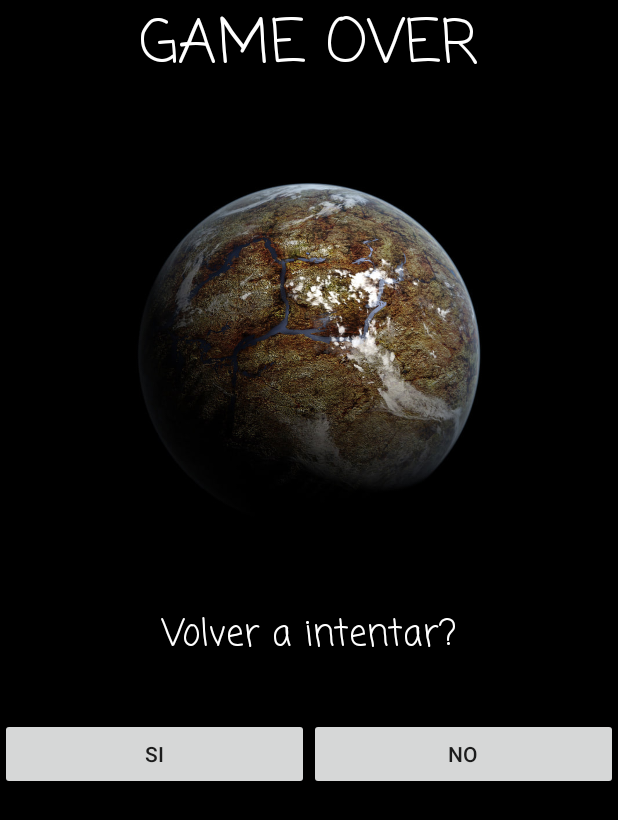
After one commit to lilianaruva/Reciclaje_PMA, an Android app: the GameOverActivity screen opened directly, with no data from a screen before it, on a phone screen of 412 x 824 dp. The commit adds this screen. Shown: the top 820 px of the screen. Run offline under Robolectric (Android 15) with nearby library versions, the phone set to English and light mode, and no system bars.

Commit message:
Continue
Se agrego la opción de continuar y el screen de game over

```diff
--- a/MyApplication/app/src/main/AndroidManifest.xml
+++ b/MyApplication/app/src/main/AndroidManifest.xml
@@ -9,6 +9,7 @@
         android:roundIcon="@mipmap/ic_launcher_round"
         android:supportsRtl="true"
         android:theme="@style/AppTheme">
+        <activity android:name=".GameOverActivity"></activity>
         <activity android:name=".SplashActivity">
             <intent-filter>
                 <action android:name="android.intent.action.MAIN" />
--- /dev/null
+++ b/MyApplication/app/src/main/java/c15130700/a2019/itl/myapplication/GameOverActivity.java
@@ -0,0 +1,25 @@
+package c15130700.a2019.itl.myapplication;
+
+import android.content.Intent;
+import android.support.v7.app.AppCompatActivity;
+import android.os.Bundle;
+import android.view.View;
+
+public class GameOverActivity extends AppCompatActivity {
+
+    @Override
+    protected void onCreate(Bundle savedInstanceState) {
+        super.onCreate(savedInstanceState);
+        setContentView(R.layout.activity_game_over);
+    }
+
+    public void onClickYes(View view){
+        Singleton.getInstance().setResponse(true);
+        finish();
+    }
+
+    public void onClickNo(View view){
+        Singleton.getInstance().setResponse(false);
+        finish();
+    }
+}
--- /dev/null
+++ b/MyApplication/app/src/main/res/layout/activity_game_over.xml
@@ -0,0 +1,58 @@
+<?xml version="1.0" encoding="utf-8"?>
+<LinearLayout xmlns:android="http://schemas.android.com/apk/res/android"
+    xmlns:app="http://schemas.android.com/apk/res-auto"
+    xmlns:tools="http://schemas.android.com/tools"
+    android:orientation="vertical"
+    android:layout_width="match_parent"
+    android:layout_height="match_parent"
+    android:background="#000000"
+    tools:context=".GameOverActivity">
+
+    <TextView
+        android:id="@+id/textView"
+        android:layout_width="match_parent"
+        android:layout_height="wrap_content"
+        android:text="GAME OVER"
+        android:textAlignment="center"
+        android:fontFamily="casual"
+        android:textSize="40sp"
+        android:textColor="#FFFFFF"/>
+
+    <ImageView
+        android:id="@+id/imageView2"
+        android:layout_width="match_parent"
+        android:layout_height="343dp"
+        app:srcCompat="@drawable/gameover1" />
+
+    <TextView
+        android:id="@+id/textView2"
+        android:layout_width="match_parent"
+        android:layout_height="wrap_content"
+        android:text="Volver a intentar?\n"
+        android:textAlignment="center"
+        android:fontFamily="casual"
+        android:textSize="24sp"
+        android:textColor="#FFFFFF"/>
+
+    <LinearLayout
+        android:layout_width="match_parent"
+        android:layout_height="match_parent"
+        android:orientation="horizontal">
+
+        <Button
+            android:id="@+id/button2"
+            android:layout_width="wrap_content"
+            android:layout_height="wrap_content"
+            android:layout_weight="1"
+            android:onClick="onClickYes"
+            android:text="Si" />
+
+        <Button
+            android:id="@+id/button3"
+            android:layout_width="wrap_content"
+            android:layout_height="wrap_content"
+            android:layout_weight="1"
+            android:text="No"
+            android:onClick="onClickNo"/>
+    </LinearLayout>
+</LinearLayout>
```
Also changed, not shown: MyApplication/app/src/main/java/c15130700/a2019/itl/myapplication/MainActivity.java (+15 -3 lines), MyApplication/app/src/main/java/c15130700/a2019/itl/myapplication/Singleton.java (added, +21 -0 lines), MyApplication/app/src/main/res/drawable/gameover1.jpg (added).
